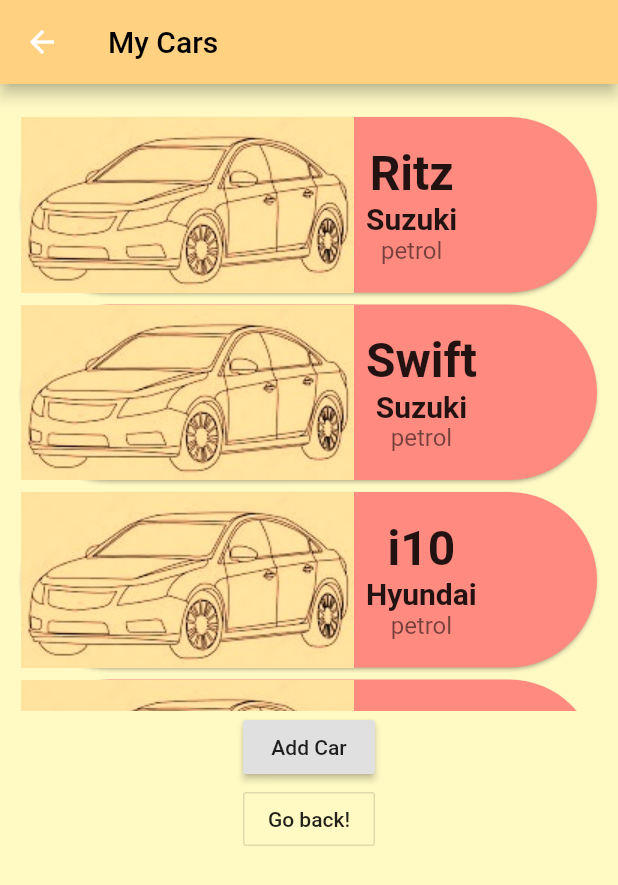
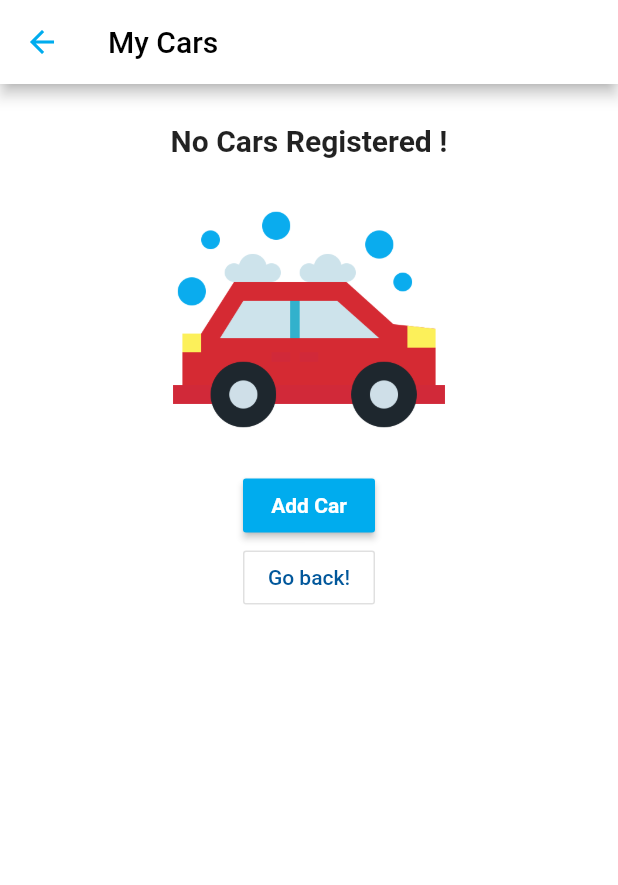
Before and after one commit to Utk42/second_app, a Flutter app: the MyCar screen opened directly, on a phone screen of 412 x 824 dp. Shown: the top 885 px of the screen. Run offline on Flutter 3.47's test engine with Material 2 defaults, Android fonts, the phone set to English and light mode, and no system bars.

Commit message:
other pages color setting; defaultPage widget
Signed-off-by: Utk42 <utkcrypto@gmail.com>

```diff
--- a/quick_wash/lib/data/data.dart
+++ b/quick_wash/lib/data/data.dart
@@ -41,17 +41,17 @@
 ];
 
 List<Car> yourCars = [
-  Car(id: '1', brand: 'Suzuki',model: 'Ritz', fuelType: 'petrol',),
-  Car(id: '2', brand: 'Suzuki',model: 'Swift', fuelType: 'petrol',),
-  Car(id: '3', brand: 'Hyundai',model: 'i10', fuelType: 'petrol',),
-  Car(id: '4', brand: 'Hyundai',model: 'i20', fuelType: 'CNG',),
-  Car(id: '5', brand: 'Honda',model: 'City', fuelType: 'petrol',),
-  Car(id: '6', brand: 'Suzuki',model: 'SX4', fuelType: 'Diesel',),
+  // Car(id: '1', brand: 'Suzuki',model: 'Ritz', fuelType: 'petrol',),
+  // Car(id: '2', brand: 'Suzuki',model: 'Swift', fuelType: 'petrol',),
+  // Car(id: '3', brand: 'Hyundai',model: 'i10', fuelType: 'petrol',),
+  // Car(id: '4', brand: 'Hyundai',model: 'i20', fuelType: 'CNG',),
+  // Car(id: '5', brand: 'Honda',model: 'City', fuelType: 'petrol',),
+  // Car(id: '6', brand: 'Suzuki',model: 'SX4', fuelType: 'Diesel',),
 ];
 
 
 List<Booking> myBookings = [
-  Booking(id : '1', userId: '1', carId: '1', slot: BookingSlot.MORNING, bookingTime: DateTime.now().subtract(Duration(days: 16)), serviceDate : DateTime.now().subtract(Duration(days: 15)), status : BookingStatus.SERVED, address: Address(houseNumber: 'Flat No. 145', societyName: 'Vrindavan Gardens Apartments', streetName: 'St. Churtch Street', area: 'Gokhalshala', locality: 'Near Rajul Dairy', pincode: '657890', city: 'Jabalpur', state: 'M.P.' ),),
-  Booking(id : '2', userId: '1', carId: '1', slot: BookingSlot.MORNING, bookingTime: DateTime.now().subtract(Duration(days: 12)), serviceDate : DateTime.now().subtract(Duration(days: 10)), status : BookingStatus.SERVED, address: Address(houseNumber: 'Flat No. 145', societyName: 'Vrindavan Gardens Apartments', streetName: 'St. Churtch Street', area: 'Gokhalshala', locality: 'Near Rajul Dairy', pincode: '657890', city: 'Jabalpur', state: 'M.P.' ),),
-  Booking(id : '3', userId: '1', carId: '1', slot: BookingSlot.MORNING, bookingTime: DateTime.now().subtract(Duration(days: 2)), serviceDate : DateTime.now(), status : BookingStatus.NEW, address: Address(houseNumber: 'Flat No. 145', societyName: 'Vrindavan Gardens Apartments', streetName: 'St. Churtch Street', area: 'Gokhalshala', locality: 'Near Rajul Dairy', pincode: '657890', city: 'Jabalpur', state: 'M.P.' ),),
+  // Booking(id : '1', userId: '1', carId: '1', slot: BookingSlot.MORNING, bookingTime: DateTime.now().subtract(Duration(days: 16)), serviceDate : DateTime.now().subtract(Duration(days: 15)), status : BookingStatus.SERVED, address: Address(houseNumber: 'Flat No. 145', societyName: 'Vrindavan Gardens Apartments', streetName: 'St. Churtch Street', area: 'Gokhalshala', locality: 'Near Rajul Dairy', pincode: '657890', city: 'Jabalpur', state: 'M.P.' ),),
+  // Booking(id : '2', userId: '1', carId: '1', slot: BookingSlot.MORNING, bookingTime: DateTime.now().subtract(Duration(days: 12)), serviceDate : DateTime.now().subtract(Duration(days: 10)), status : BookingStatus.SERVED, address: Address(houseNumber: 'Flat No. 145', societyName: 'Vrindavan Gardens Apartments', streetName: 'St. Churtch Street', area: 'Gokhalshala', locality: 'Near Rajul Dairy', pincode: '657890', city: 'Jabalpur', state: 'M.P.' ),),
+  // Booking(id : '3', userId: '1', carId: '1', slot: BookingSlot.MORNING, bookingTime: DateTime.now().subtract(Duration(days: 2)), serviceDate : DateTime.now(), status : BookingStatus.NEW, address: Address(houseNumber: 'Flat No. 145', societyName: 'Vrindavan Gardens Apartments', streetName: 'St. Churtch Street', area: 'Gokhalshala', locality: 'Near Rajul Dairy', pincode: '657890', city: 'Jabalpur', state: 'M.P.' ),),
 ];
--- a/quick_wash/lib/pages/addCar.dart
+++ b/quick_wash/lib/pages/addCar.dart
@@ -4,18 +4,18 @@
   @override
   Widget build(BuildContext context) {
     return Scaffold(
-      backgroundColor: Colors.yellow[100],
+      backgroundColor: Colors.white,
       appBar: AppBar(
         title: Text(
           'Add Your Cars',
           style: TextStyle(color: Colors.black),
         ),
-        backgroundColor: Colors.orangeAccent[100],
+        backgroundColor: Colors.white,
       ),
       body: SingleChildScrollView(
         child: Center(
            child: OutlineButton(
-            color: Colors.orangeAccent[100],
+            color: Colors.white,
             onPressed: () {
               // Navigate back to first route when tapped.
               Navigator.pop(context);
--- a/quick_wash/lib/pages/myCar.dart
+++ b/quick_wash/lib/pages/myCar.dart
@@ -1,18 +1,24 @@
 import 'package:flutter/material.dart';
 
 import '../data/data.dart';
+import '../widgets/notFoundPage.dart';
 
 class MyCar extends StatelessWidget {
   @override
   Widget build(BuildContext context) {
     return Scaffold(
-      backgroundColor: Colors.yellow[100],
+      backgroundColor: Colors.white,
       appBar: AppBar(
+        iconTheme: IconThemeData(
+          color: Color.fromRGBO(0, 172, 238, 100),
+        ),
         title: Text(
           'My Cars',
-          style: TextStyle(color: Colors.black),
+          style: TextStyle(
+            color: Colors.black,
+          ),
         ),
-        backgroundColor: Colors.orangeAccent[100],
+        backgroundColor: Colors.white,
       ),
       body: SingleChildScrollView(
         child: Padding(
@@ -21,21 +27,7 @@
             child: Column(
               children: <Widget>[
                 yourCars.length <= 0
-                    ? Column(
-                        children: <Widget>[
-                          Text(
-                            'No Cars Registered',
-                            style: TextStyle(
-                                fontSize: 16.0, fontWeight: FontWeight.bold),
-                          ),
-                          Padding(
-                            padding: const EdgeInsets.symmetric(vertical: 20.0),
-                            child: Image.asset(
-                              'assets/images/defaultPage.jpeg',
-                            ),
-                          ),
-                        ],
-                      )
+                    ? NotFoundPage('No Cars Registered !')
                     : Container(
                         margin: EdgeInsets.symmetric(horizontal: 10.0),
                         alignment: Alignment.center,
@@ -47,7 +39,7 @@
                                 shape: RoundedRectangleBorder(
                                   borderRadius: BorderRadius.circular(100),
                                 ),
-                                color: Colors.redAccent[100],
+                                color: Color.fromRGBO(0, 172, 238, 100),
                                 child: Row(
                                   children: <Widget>[
                                     FittedBox(
@@ -57,15 +49,18 @@
                                       ),
                                     ),
                                     Padding(
-                                      padding: const EdgeInsets.symmetric(horizontal : 8.0),
+                                      padding: const EdgeInsets.symmetric(
+                                          horizontal: 8.0),
                                       child: Column(
-                                        crossAxisAlignment: CrossAxisAlignment.center,
+                                        crossAxisAlignment:
+                                            CrossAxisAlignment.center,
                                         children: <Widget>[
                                           Text(
                                             '${yourCars[index].model}',
                                             style: TextStyle(
                                               fontSize: 32.0,
                                               fontWeight: FontWeight.bold,
+                                              color: Colors.white,
                                             ),
                                           ),
                                           Text(
@@ -73,6 +68,7 @@
                                             style: TextStyle(
                                               fontSize: 20.0,
                                               fontWeight: FontWeight.bold,
+                                              color: Colors.white,
                                             ),
                                           ),
                                           Text(
@@ -95,7 +91,13 @@
                   crossAxisAlignment: CrossAxisAlignment.end,
                   children: <Widget>[
                     RaisedButton(
-                      child: Text('Add Car'),
+                      color: Color.fromRGBO(0, 172, 238, 100),
+                      highlightColor: Colors.lightBlue[900],
+                      child: Text(
+                        'Add Car',
+                        style: TextStyle(
+                            color: Colors.white, fontWeight: FontWeight.bold),
+                      ),
                       onPressed: () {},
                     ),
                     OutlineButton(
@@ -104,7 +106,10 @@
                         // Navigate back to first route when tapped.
                         Navigator.pop(context);
                       },
-                      child: Text('Go back!'),
+                      child: Text(
+                        'Go back!',
+                        style: TextStyle(color: Colors.lightBlue[900]),
+                      ),
                     ),
                   ],
                 ),
--- /dev/null
+++ b/quick_wash/lib/widgets/notFoundPage.dart
@@ -0,0 +1,34 @@
+import 'package:flutter/material.dart';
+
+class NotFoundPage extends StatelessWidget {
+
+  String message;
+
+  NotFoundPage(this.message);
+
+  @override
+  Widget build(BuildContext context) {
+    return Column(
+                          children: <Widget>[
+                            Padding(
+                              padding: const EdgeInsets.only(
+                                top: 8.0,
+                                bottom: 8,
+                              ),
+                              child: Text(
+                                message,
+                                style: TextStyle(
+                                  fontSize: 20,
+                                  fontWeight: FontWeight.bold,
+                                ),
+                              ),
+                            ),
+                            Image.asset(
+                              'assets/my-icons-collection/png/default2.png',
+                              width: 200,
+                            ),
+                          ],
+                        );
+  }
+
+}
--- a/quick_wash/lib/widgets/plans.dart
+++ b/quick_wash/lib/widgets/plans.dart
@@ -22,7 +22,7 @@
       ],
       price: 350,
       discountedPrice: 300,
-      image: new CustomImage(uri: 'assets/my-icons-collection/png/02-foamWash.png', width: 90, height: 80),
+      image: new CustomImage(uri: 'assets/my-icons-collection/png/02-foamWash.png', width: 90, height: 60),
     ),
     new Plan(
       name: 'Polish Wash',
--- a/quick_wash/pubspec.yaml
+++ b/quick_wash/pubspec.yaml
@@ -51,6 +51,8 @@
     - assets/my-icons-collection/png/01-waterWash.png
     - assets/my-icons-collection/png/02-foamWash.png
     - assets/my-icons-collection/png/03-polish.png
+    - assets/my-icons-collection/png/default1.png
+    - assets/my-icons-collection/png/default2.png
 
 
   # An image asset can refer to one or more resolution-specific "variants", see
```
Also changed, not shown: quick_wash/lib/pages/myBooking.dart (+34 -14 lines), quick_wash/lib/pages/subscription.dart (+16 -5 lines), quick_wash/assets/my-icons-collection/png/default1.png (renamed from quick_wash/assets/my-icons-collection/png/raw.png), quick_wash/assets/my-icons-collection/png/default2.png (renamed from quick_wash/assets/my-icons-collection/png/raw2.png).
